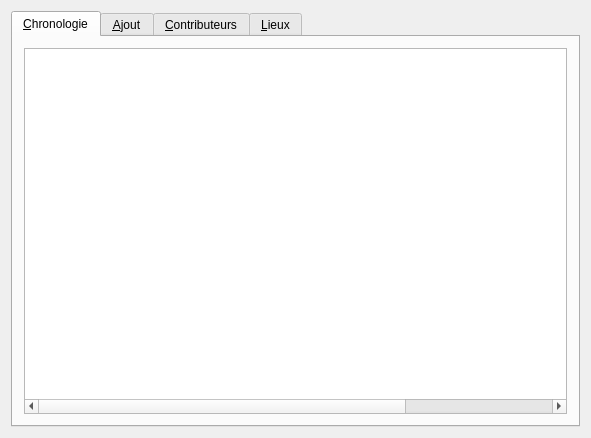
The window that chronoedit.ui (mjc-ermont/cookie-chronoedit) describes before a commit, drawn with Qt 5.
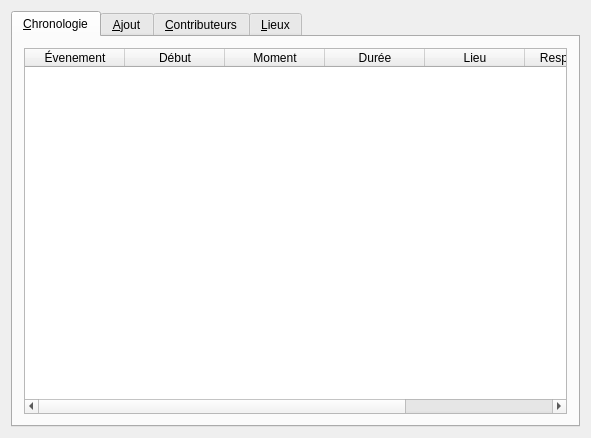
The same window after the commit. The open tabs and pages were chosen to show the change. Icons and pictures are not drawn.

Commit message: Modification de caractéristiques de la fenêtre

Diff of the .ui file:
```diff
--- a/chronoedit.ui
+++ b/chronoedit.ui
@@ -59,7 +59,7 @@
           <bool>true</bool>
          </property>
          <attribute name="horizontalHeaderVisible">
-          <bool>false</bool>
+          <bool>true</bool>
          </attribute>
          <attribute name="horizontalHeaderCascadingSectionResizes">
           <bool>false</bool>
```
Left out of the diff: 18 changed lines with no effect on the pictures.
